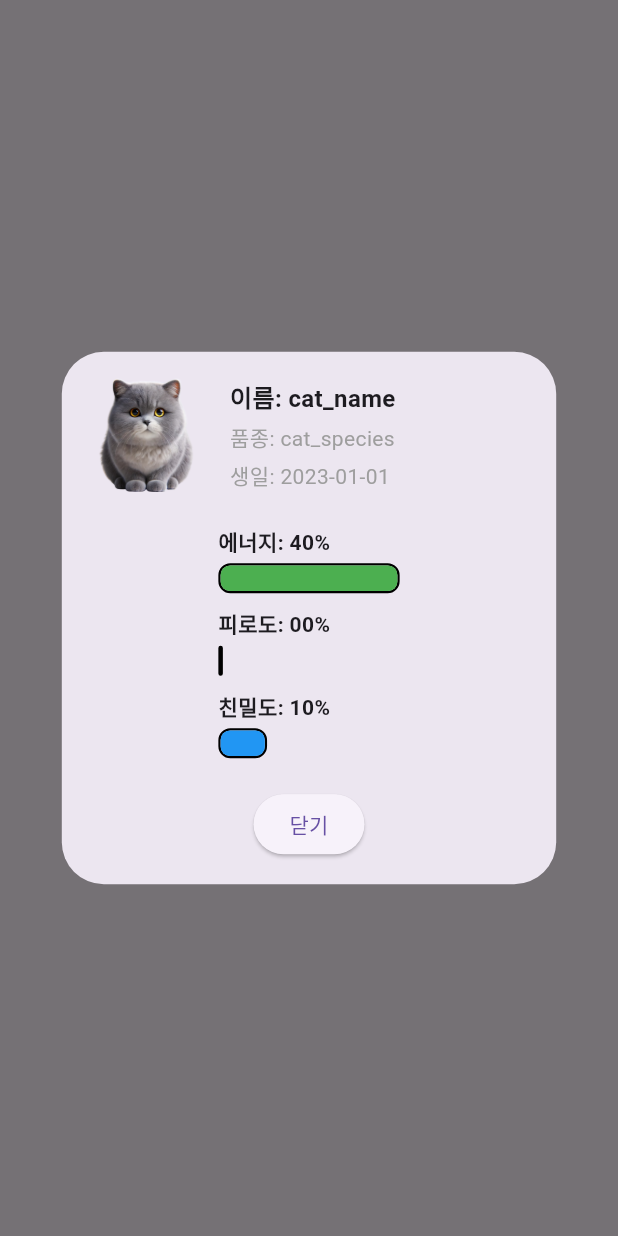
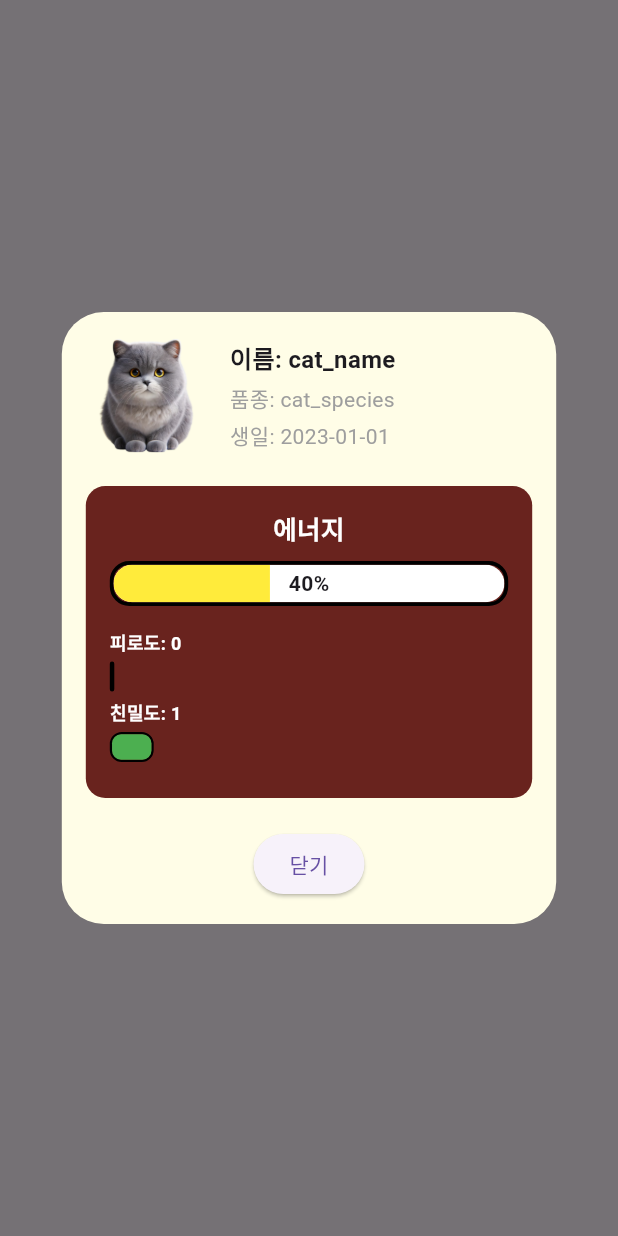
Before and after one commit to KangPixel/Cat_GPT, a Flutter app: what showCatProfilePopup() shows on an empty page, opened directly, on a phone screen of 412 x 824 dp. Run offline on Flutter 3.47's test engine with Material 3 defaults, Android fonts, the phone set to English and light mode, and no system bars; missing offline and left inert: flame.

Commit message:
Add game_screen
고양이 정보 팝업 창 개선

```diff
--- a/lib/game_screen.dart
+++ b/lib/game_screen.dart
@@ -9,31 +9,35 @@ import 'eatsleep.dart';
 
 // UI 구성 요소들을 제공하는 클래스
 class UIComponents {
-  static Widget buildEnergyBar(ValueNotifier<int> energy) {
+  // 에너지 막대 그래프 생성
+  static Widget _buildEnergyBar(ValueNotifier<int> energy) {
     return ValueListenableBuilder<int>(
       valueListenable: energy,
       builder: (context, value, _) {
         final clampedValue = value.clamp(0, 100); // 0~100 범위로 강제
         final color = clampedValue > 70
-            ? Colors.green
-            : (clampedValue > 30 ? Colors.yellow : Colors.red);
+            ? Colors.green                                        // 70% 이상이면 초록
+            : (clampedValue > 30 ? Colors.yellow : Colors.red); // 70% 미만이고 30% 이상이면 노랑, 그 이하면 빨강
         return Container(
           height: 30,
           decoration: BoxDecoration(
             border: Border.all(color: Colors.black, width: 2.5),
-            borderRadius: BorderRadius.circular(8), // 테두리 둥굴게
+            borderRadius: BorderRadius.circular(13), // 테두리 둥굴게
           ),
           child: ClipRRect(
-            borderRadius: BorderRadius.circular(6), // 내부 색상 바 둥굴게(외부에 채울 정도)
+            borderRadius: BorderRadius.circular(13), // 내부 색상 바 둥굴게(외부에 채울 정도)
             child: Stack(
               children: [
+                Container(
+                  color: Colors.white,  // 빈 화면(배경)을 하얀색
+                ),
                 FractionallySizedBox(
-                  widthFactor: clampedValue / 100,
+                  widthFactor: clampedValue / 100,  // 100분율
                   child: Container(color: color),
                 ),
                 Center(
                   child: Text(
-                    '$clampedValue%',
+                    '$clampedValue%', // 현재 에너지 표시
                     style: const TextStyle(fontWeight: FontWeight.bold),
                   ),
                 ),
@@ -45,20 +49,52 @@ class UIComponents {
     );
   }
 
+  // 상태(스테이터스) 막대 그래프 생성
+  static Widget _buildStatBar(String label, int value, Color color, int percentage) {
+    return Column(
+      crossAxisAlignment: CrossAxisAlignment.start,
+      children: [
+        Text( // 스테이터스 이름 및 현재 량
+          '$label: $value',
+          style: const TextStyle(fontSize: 12, fontWeight: FontWeight.bold, color: Colors.white),
+        ),
+        const SizedBox(height: 4.0),
+        Container(
+          height: 20,
+          decoration: BoxDecoration(  // 외각선
+            border: Border.all(color: Colors.black, width: 1.5),
+            borderRadius: BorderRadius.circular(8.0),
+          ),
+          child: FractionallySizedBox(  // percentage 만큼 % 표시
+            widthFactor: value / percentage,
+            alignment: Alignment.centerLeft,
+            child: Container(
+              decoration: BoxDecoration(
+                color: color, // 색상을 받아와서 지정
+                borderRadius: BorderRadius.circular(6.0),
+              ),
+            ),
+          ),
+        ),
+      ],
+    );
+  }
+
+  // 버튼 형태 생성
   static Widget buildButtonWithBackground({
-    required String label,
-    required String backgroundImage,
-    required VoidCallback onTap,
+    required String label,            // label
+    required String backgroundImage,  // 배경 이미지 받기
+    required VoidCallback onTap,      // 누를 시 작동
   }) {
     return Container( // 버튼 형식
       height: 80,
       width: 80,
       decoration: BoxDecoration(
         image: DecorationImage(
-          image: AssetImage(backgroundImage),
+          image: AssetImage(backgroundImage), // 이미지 받아온 것
           fit: BoxFit.cover,
         ),
-        borderRadius: BorderRadius.circular(8.0),
+        borderRadius: BorderRadius.circular(8.0), // 둥굴게
       ),
       child: ElevatedButton(
         onPressed: onTap,
@@ -81,12 +117,13 @@ void showCatProfilePopup(BuildContext context) {
     context: context,
     builder: (BuildContext context) {
       return AlertDialog(
+        backgroundColor: Colors.yellow[50], // 기본 배경 색 조정
         contentPadding: EdgeInsets.zero,
         content: Container(
           width: MediaQuery.of(context).size.width * 0.8,
           padding: const EdgeInsets.all(16.0),
           decoration: BoxDecoration(
-            borderRadius: BorderRadius.circular(12.0),
+            borderRadius: BorderRadius.circular(12.0),  // 모서리 둥굴게
           ),
           child: Column(
             mainAxisSize: MainAxisSize.min,
@@ -128,20 +165,43 @@ void showCatProfilePopup(BuildContext context) {
                 ],
               ),
               const SizedBox(height: 20.0),
-              // 에너지, 피로도, 친밀도
-              Column(
-                crossAxisAlignment: CrossAxisAlignment.start,
-                children: [
-                  _buildStatBar('에너지', (catStatus.energy.value ~/ 10), Colors.green),
-                  const SizedBox(height: 10.0),
-                  _buildStatBar('피로도', catStatus.fatigue.value, Colors.yellow),
-                  const SizedBox(height: 10.0),
-                  _buildStatBar('친밀도', catStatus.intimacy.value, Colors.blue),
-                ],
+              // 에너지, 피로도, 친밀도 그래프 창
+              Container(
+                decoration: BoxDecoration(  // 상태 배경 추가
+                  color: const Color.fromARGB(255, 105, 35, 30),
+                  borderRadius: BorderRadius.circular(13.0),
+                ),
+
+                padding: const EdgeInsets.all(16.0), // 여백 추가
+                child: Column(
+                  crossAxisAlignment: CrossAxisAlignment.start,
+                  children: [
+                    Align(  // 텍스트만 적용시킬려고 이격 함
+                      alignment: Alignment.center, // 텍스트만 중앙 정렬
+                      child: Text(
+                        '에너지',
+                        textAlign: TextAlign.center,
+                        style: const TextStyle(
+                          fontSize: 17,
+                          fontWeight: FontWeight.bold,
+                          color: Colors.white,
+                        ),
+                      ),
+                    ),
+                    const SizedBox(height: 10.0),
+                    UIComponents._buildEnergyBar(catStatus.energy),
+                    const SizedBox(height: 15.0),
+                    UIComponents._buildStatBar('피로도', catStatus.fatigue.value, Colors.deepOrange, 100),
+                    const SizedBox(height: 5.0),
+                    UIComponents._buildStatBar('친밀도', catStatus.intimacy.value, Colors.green, 10),
+                    const SizedBox(height: 8.0),
+                  ],
+                ),
               ),
               const SizedBox(height: 20.0),
               // 닫기 버튼을 중앙에 배치
               Center(
+                // 닫기 버튼
                 child: ElevatedButton(
                   onPressed: () {
                     Navigator.of(context).pop();
@@ -154,38 +214,6 @@ void showCatProfilePopup(BuildContext context) {
         ),
       );
     },
-  );
-}
-
-
-// 상태 막대 그래프 생성 함수
-Widget _buildStatBar(String label, int value, Color color) {
-  return Column(
-    crossAxisAlignment: CrossAxisAlignment.start,
-    children: [
-      Text(
-        '$label: $value''0%',
-        style: const TextStyle(fontSize: 14, fontWeight: FontWeight.bold),
-      ),
-      const SizedBox(height: 4.0),
-      Container(
-        height: 20,
-        decoration: BoxDecoration(
-          border: Border.all(color: Colors.black, width: 1.5),
-          borderRadius: BorderRadius.circular(8.0),
-        ),
-        child: FractionallySizedBox(
-          widthFactor: value / 10,
-          alignment: Alignment.centerLeft,
-          child: Container(
-            decoration: BoxDecoration(
-              color: color,
-              borderRadius: BorderRadius.circular(6.0),
-            ),
-          ),
-        ),
-      ),
-    ],
   );
 }
 
@@ -210,28 +238,19 @@ class GameScreen extends StatelessWidget {
             top: 50,
             left: 20,
             right: 20,
-            child: UIComponents.buildEnergyBar(catStatus.energy),
+            child: UIComponents._buildEnergyBar(catStatus.energy),
           ),
 
           // Cat 정보 버튼
           Positioned(
             top: 120,
             left: 20,
-            child: UIComponents.buildButtonWithBackground(
+            child: UIComponents.buildButtonWithBackground(  // UIComponents의 buildButtonWithBackground 형식 불러오기
               label: 'Cat',
               backgroundImage: 'assets/images/grayCat.png',
               onTap: () {
-                print("Cat button pressed");
-                // 고양이 정보 팝업 등의 로직 추가 가능
+                print("Cat button pressed");  // 디버깅 용도
                 showCatProfilePopup(context); // 팝업 창 호출
-
-                // 에너지 값을 10 줄이고 0으로 제한
-                // catStatus.fatigue.value += 5;
-                // catStatus.energy.value -= 5;
-
-                // 현재 에너지 값을 출력 (디버깅용)
-                // print("Current energy: ${catStatus.energy.value}");
-                // print("Current fatigue: ${catStatus.fatigue.value}");
               },
             ),
           ),
@@ -245,7 +264,7 @@ class GameScreen extends StatelessWidget {
               backgroundImage: 'assets/images/grayCat.png',
               onTap: () {
                 print("Eat pressed");
-                eatAction();
+                eatAction();  // eatsleep.dart 파일에서 불러옴
               },
             ),
           ),
--- a/lib/status.dart
+++ b/lib/status.dart
@@ -16,7 +16,7 @@ class CatStatus {
 
     intimacy.value = (intimacy.value + intimacyDelta).clamp(1, 10);
     energy.value = (energy.value + energyDelta).clamp(0, 100 - fatigue.value);
-    fatigue.value = (fatigue.value + fatigueDelta).clamp(0, 100);
+    fatigue.value = (fatigue.value + fatigueDelta).clamp(0, 55);
 
 
     print("After update - Energy: ${energy.value}");
```
